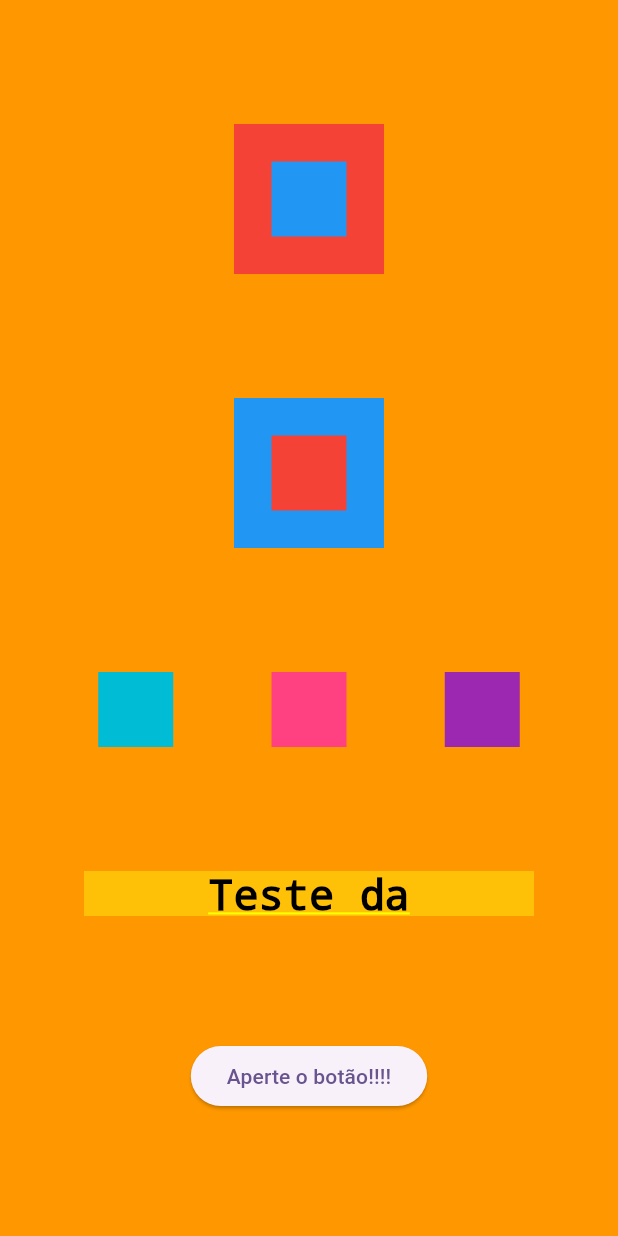
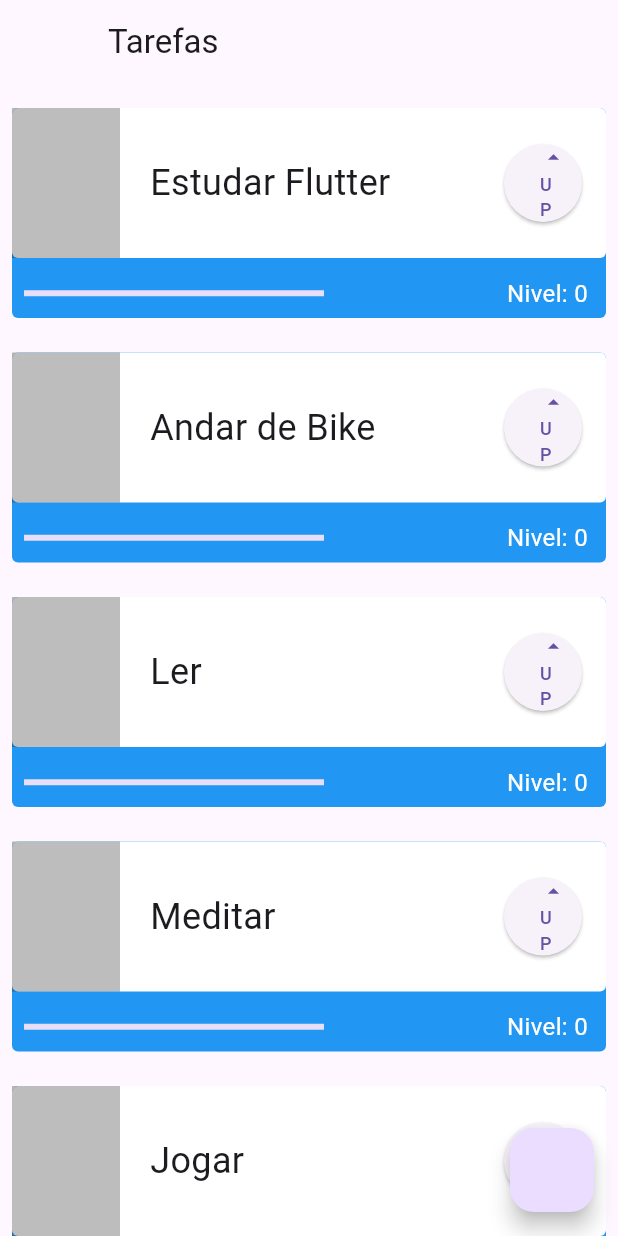
Before and after one commit to isabellacoliveira/flutter-application-01, a Flutter app: the screen it shows after launch, on a phone screen of 412 x 824 dp. Run offline on Flutter 3.47's test engine with Material 3 defaults, Android fonts, the phone set to English and light mode, and no system bars.

Commit message:
feat: adding progress bar

```diff
--- a/lib/main.dart
+++ b/lib/main.dart
@@ -1,70 +1,162 @@
 import 'package:flutter/material.dart';
 
 void main() {
-  // tudo o que esta aqui roda na aplicação
   runApp(const MyApp());
 }
 
 class MyApp extends StatelessWidget {
-  const MyApp({super.key});
+  const MyApp({Key? key}) : super(key: key);
+
+  // This widget is the root of your application.
   @override
   Widget build(BuildContext context) {
     return MaterialApp(
       title: 'Flutter Demo',
       theme: ThemeData(
-          colorScheme: ColorScheme.fromSeed(seedColor: Colors.deepPurple),
-          useMaterial3: true,
+        primarySwatch: Colors.blue,
       ),
-        // o column diz que os filhos tem que estar um em cima do outro
-        home: Container(
-          color: Colors.orange,
-          child: Column(
-              // espaço entre eles seja equilibrado
-              mainAxisAlignment: MainAxisAlignment.spaceEvenly,
+      home: Scaffold(
+        appBar: AppBar(
+          title: const Text('Tarefas'),
+          leading: Container(),
+        ),
+        body: ListView(
+          children: const [
+            Padding(
+              padding: EdgeInsets.only(top: 8),
+              child: Tasks(
+                'Estudar Flutter',
+              ),
+            ),
+            Tasks(
+              'Andar de Bike',
+            ),
+            Tasks(
+              'Ler',
+            ),
+            Tasks(
+              'Meditar',
+            ),
+            Tasks(
+              'Jogar',
+            )
+          ],
+        ),
+        floatingActionButton: FloatingActionButton(
+          onPressed: () {},
+        ),
+      ),
+    );
+  }
+}
+
+class Tasks extends StatefulWidget {
+  final String nome;
+  const Tasks(this.nome,{Key? key}) : super(key: key);
+
+  @override
+  State<Tasks> createState() => _TasksState();
+}
+
+class _TasksState extends State<Tasks> {
+
+  @override
+  int nivel = 0;
+  Widget build(BuildContext context) {
+    return Padding(
+      padding: const EdgeInsets.all(8.0),
+      child: Container(
+        child: Stack(
+          children: [
+            Container(
+              decoration: BoxDecoration(
+                borderRadius: BorderRadius.circular(4),
+                color: Colors.blue,
+              ),
+              height: 140,
+            ),
+            Column(
+              mainAxisAlignment: MainAxisAlignment.spaceBetween,
+              children: [
+                Container(
+                  decoration: BoxDecoration(
+                    borderRadius: BorderRadius.circular(4),
+                    color: Colors.white,
+                  ),
+                  height: 100,
+                  child: Row(
+                    mainAxisAlignment: MainAxisAlignment.spaceBetween,
                     crossAxisAlignment: CrossAxisAlignment.center,
                     children: [
-                Stack(
-                  alignment: AlignmentDirectional.center,
-                  children: [
-                    Container(color: Colors.red, width: 100, height: 100),
-                    Container(color: Colors.blue, width: 50, height: 50)
+                      Container(width: 72,height: 100,color: Colors.black26,),
+                      Container(
+                        width: 200,
+                        child: Text(
+                          widget.nome,
+                          style: const TextStyle(
+                              fontSize: 24,
+                              overflow: TextOverflow.ellipsis),
+                        ),
+                      ),
+                      Padding(
+                        padding: const EdgeInsets.all(16.0),
+                        child: Container(
+                          height: 52,
+                          width: 52,
+                          child: ElevatedButton(
+                            onPressed: (){
+                              setState((){
+                                nivel++;
+                              });
+
+                            },
+                            child: Column(
+                              mainAxisAlignment: MainAxisAlignment.spaceEvenly,
+                              crossAxisAlignment: CrossAxisAlignment.end,
+                              children: const [
+                                Icon(Icons.arrow_drop_up),
+                                Text(
+                                  'UP',
+                                  style: TextStyle(fontSize: 12),
+                                ),
                               ],
                             ),
-                Stack(
-                  alignment: AlignmentDirectional.center,
-                  children: [
-                    Container(color: Colors.blue, width: 100, height: 100),
-                    Container(color: Colors.red, width: 50, height: 50)
+                          ),
+                        ),
+                      )
                     ],
                   ),
-                // verticalmente depois dos stacks
+                ),
                 Row(
-                  mainAxisAlignment: MainAxisAlignment.spaceEvenly,
-                  crossAxisAlignment: CrossAxisAlignment.center,
+                  mainAxisAlignment: MainAxisAlignment.spaceBetween,
                   children: [
-                    Container(color: Colors.cyan, width: 50, height: 50),
-                    Container(color: Colors.pinkAccent, width: 50, height: 50),
-                    Container(color: Colors.purple, width: 50, height: 50)
+                    Padding(
+                      // indica que todos os lados terao uma barreirinha
+                      padding: const EdgeInsets.only(
+                        left: 8,
+                      ),
+                      child: Container(
+                        width: 200,
+                        child: LinearProgressIndicator(
+                          color: Colors.white,
+                          value: nivel/10,
+                        ),
+                      ),
+                    ),
+                    Padding(
+                      padding: const EdgeInsets.all(12.0),
+                      child: Text(
+                        'Nivel: $nivel',
+                        style: TextStyle(color: Colors.white, fontSize: 16),
+                      ),
+                    ),
+                  ],
+                )
               ],
             ),
-                Container(
-                    color: Colors.amber,
-                    height: 30,
-                    width: 300,
-                    // colocar estilo no texto
-                    child: Text(
-                      'Teste da escritaaaa',
-                      style: TextStyle(
-                        color: Colors.black,
-                        fontSize: 28,
+          ],
         ),
-                      textAlign: TextAlign.center,
-                    )),
-                  ElevatedButton(onPressed: () {
-                    print('Você apertou o botão');
-                    // texto do botão
-                  }, child: Text('Aperte o botão!!!!'))
-              ]),
-        ));
+      ),
+    );
   }
 }
```
Also changed, not shown: lib/minha_primeira_tela.dart (added, +50 -0 lines), pubspec.lock. Lines whose indentation alone changed are shown as unchanged.
